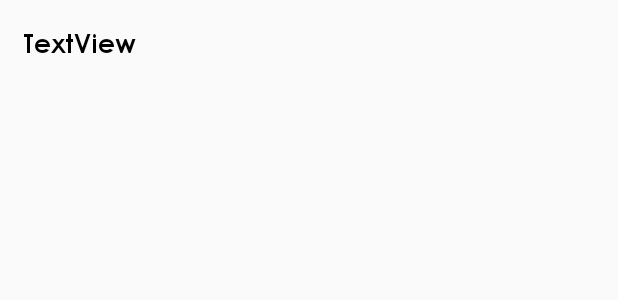
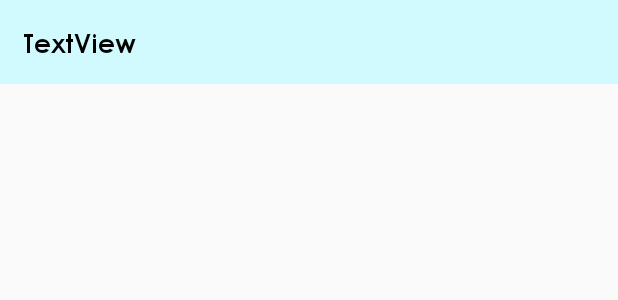
Before and after one commit to olivoreo/Fiznote, an Android app: the layout rc_item.xml on its own in the app's theme, with its tools: preview values and no code run, on a phone screen of 412 x 824 dp. Shown: the top 300 px of the screen. Run offline under Robolectric (Android 15) with nearby library versions, the light colour scheme and no system bars.

Commit message:
Fiznote App

```diff
--- a/app/src/main/java/com/olivoreo/fiznote/ui/fragments/NotesFragment.kt
+++ b/app/src/main/java/com/olivoreo/fiznote/ui/fragments/NotesFragment.kt
@@ -1,6 +1,5 @@
 package com.olivoreo.fiznote.ui.fragments
 
-import android.app.Activity
 import androidx.fragment.app.Fragment
 import androidx.recyclerview.widget.LinearLayoutManager
 import com.olivoreo.fiznote.MainActivity
--- a/app/src/main/java/com/olivoreo/fiznote/utilits/funs.kt
+++ b/app/src/main/java/com/olivoreo/fiznote/utilits/funs.kt
@@ -1,13 +1,10 @@
 package com.olivoreo.fiznote.utilits
 
-import android.app.ProgressDialog
 import android.content.Intent
 import android.widget.Toast
 import androidx.appcompat.app.AppCompatActivity
 import androidx.fragment.app.Fragment
 import com.olivoreo.fiznote.R
-import com.olivoreo.fiznote.activities.EnterActivity
-import com.olivoreo.fiznote.ui.fragments.NotesFragment
 
 fun AppCompatActivity.replaceActivity(activity: AppCompatActivity){
     val intent = Intent(this, activity::class.java)
--- a/app/src/main/res/layout/rc_item.xml
+++ b/app/src/main/res/layout/rc_item.xml
@@ -3,7 +3,8 @@
     xmlns:app="http://schemas.android.com/apk/res-auto"
     xmlns:tools="http://schemas.android.com/tools"
     android:layout_width="match_parent"
-    android:layout_height="wrap_content">
+    android:layout_height="wrap_content"
+    android:background="@color/standart_background_crnt">
 
     <TextView
         android:id="@+id/title_tv"
```
